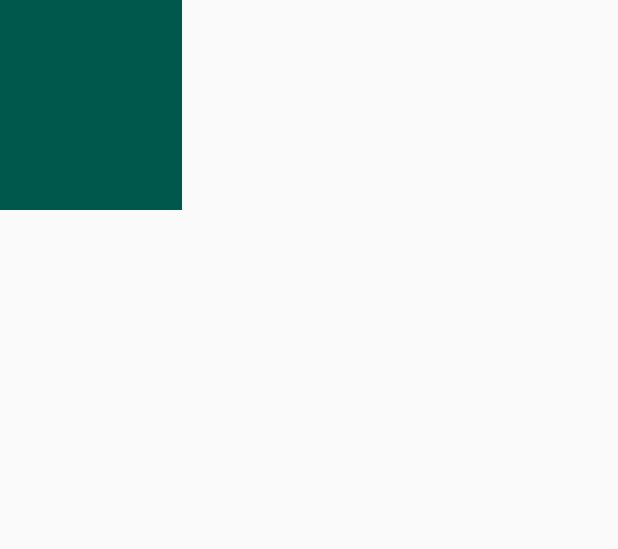
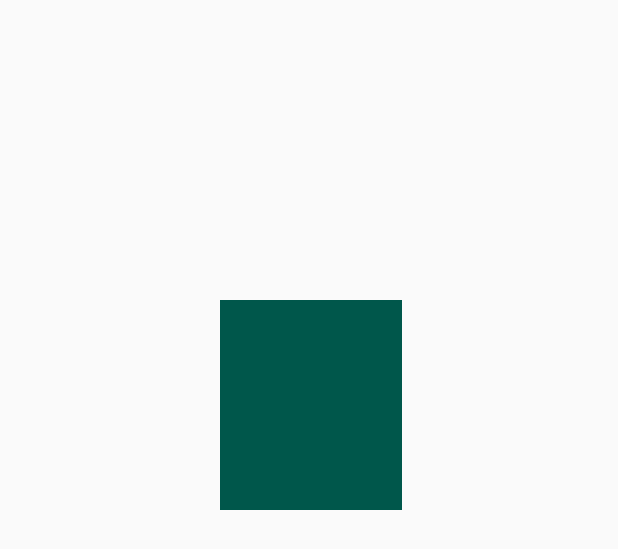
Before and after one commit to thenry3/CreativeLabs-Tongits, an Android app: the layout activity_game.xml on its own in the app's theme, with its tools: preview values and no code run, on a phone screen of 412 x 824 dp. Shown: the top 549 px of the screen. Run offline under Robolectric (Android 15) with nearby library versions, the phone set to English and light mode, and no system bars.

Commit message:
fixed shuffleDeck, dealCards, added constraints to layout

```diff
--- a/app/src/main/java/com/example/tongits/Deck.java
+++ b/app/src/main/java/com/example/tongits/Deck.java
@@ -1,6 +1,5 @@
 package com.example.tongits;
 import java.util.*;
-import java.util.concurrent.ThreadLocalRandom;
 
 public class Deck {
 
@@ -25,8 +24,8 @@ public class Deck {
         Random random = new Random();
 
         //For every card location, choose a random int and switch
-        for (int i = 0; i < getNumberOfCardsInDeck(); i++) {
-            int randomInt = random.nextInt() % 53;
+        for (int i = 0; i < card_deck.size(); i++) {
+            int randomInt = random.nextInt(card_deck.size());
             Card tempcard = card_deck.get(i);
             card_deck.set(i, card_deck.get(randomInt));
             card_deck.set(randomInt, tempcard);
--- a/app/src/main/res/layout/activity_game.xml
+++ b/app/src/main/res/layout/activity_game.xml
@@ -10,21 +10,26 @@
         android:id="@+id/cardDeck"
         android:layout_width="121dp"
         android:layout_height="140dp"
-        app:srcCompat="?attr/actionModeSplitBackground"
-        tools:layout_editor_absoluteX="145dp"
-        tools:layout_editor_absoluteY="182dp" />
+        android:layout_marginTop="200dp"
+        android:layout_marginEnd="144dp"
+        android:layout_marginRight="144dp"
+        app:layout_constraintEnd_toEndOf="parent"
+        app:layout_constraintTop_toTopOf="parent"
+        app:srcCompat="?attr/actionModeSplitBackground" />
 
     <HorizontalScrollView
         android:layout_width="396dp"
         android:layout_height="133dp"
+        android:layout_marginEnd="8dp"
+        android:layout_marginRight="8dp"
         android:layout_marginBottom="16dp"
         app:layout_constraintBottom_toBottomOf="parent"
-        tools:layout_editor_absoluteX="7dp">
+        app:layout_constraintEnd_toEndOf="parent">
 
         <LinearLayout
             android:layout_width="wrap_content"
             android:layout_height="match_parent"
-            android:orientation="vertical" />
+            android:orientation="horizontal" />
     </HorizontalScrollView>
 
 </android.support.constraint.ConstraintLayout>
```
Also changed, not shown: app/src/main/java/com/example/tongits/Game.java (+27 -11 lines).
